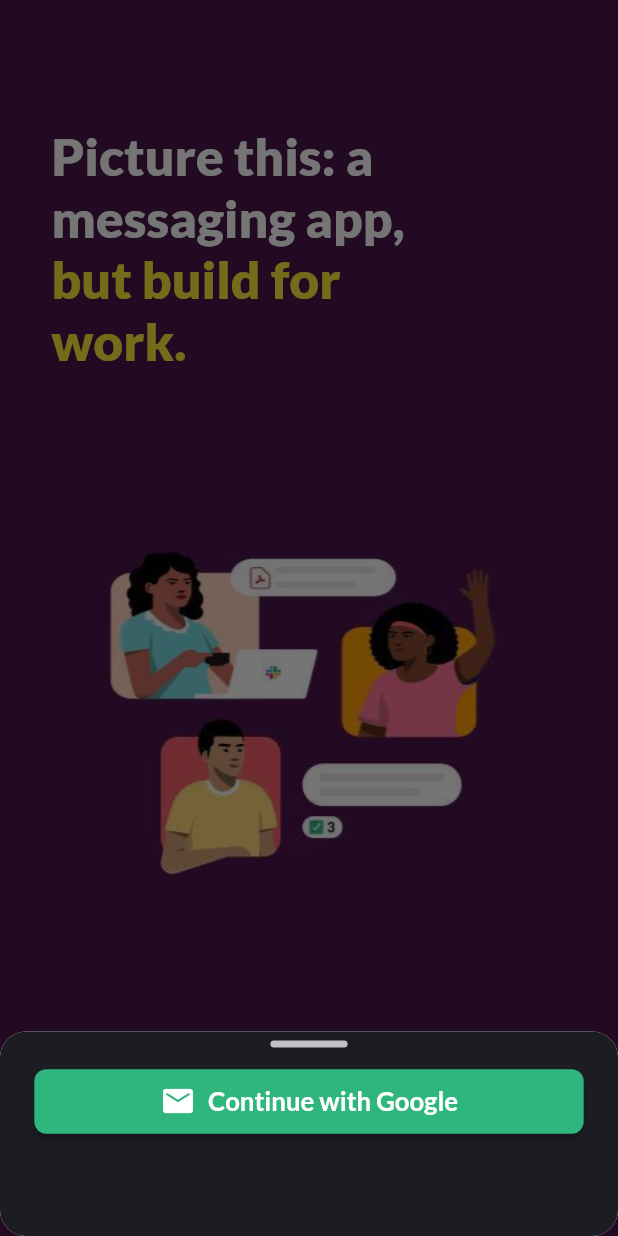
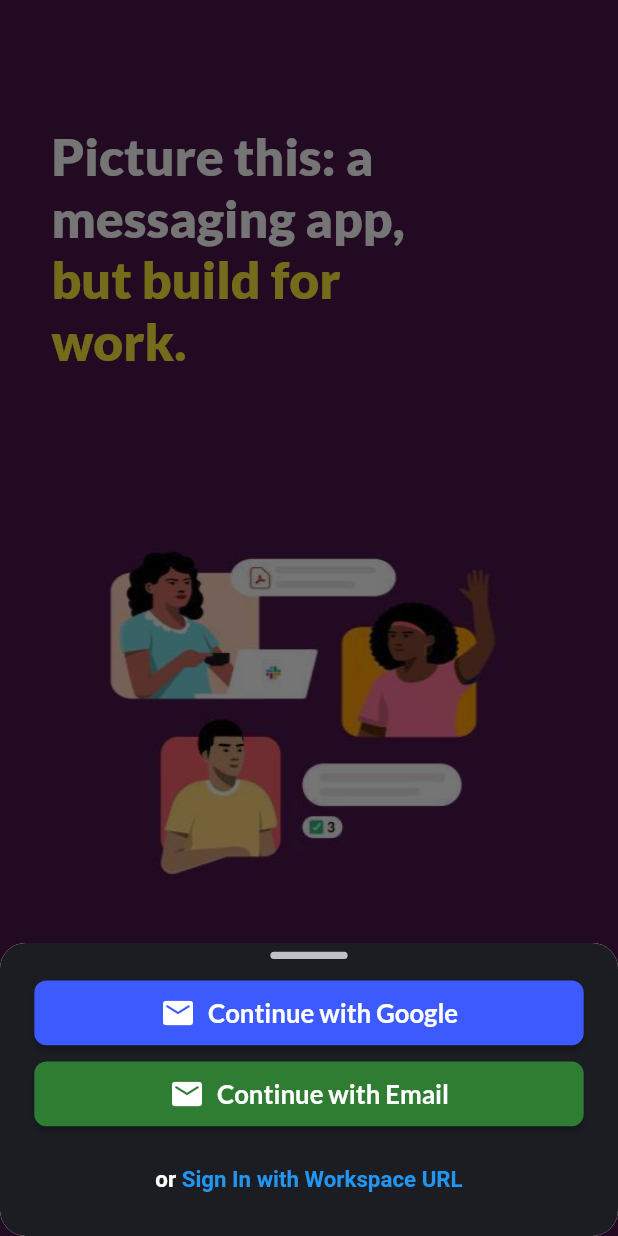
Before and after one commit to ArbazShaikh077/slack, a Flutter app: the screen it shows after launch, after a tap on "Sign in", on a phone screen of 412 x 824 dp. Run offline on Flutter 3.47's test engine with Material 2 defaults, Android fonts, the phone set to English and light mode, and no system bars; drawn by our look-alikes of flutter_animate; our stand-ins replace equatable, flutter_bloc, flutter_screenutil.

Commit message:
Modified sign in bottom sheet

```diff
--- a/lib/core/theme/color_const.dart
+++ b/lib/core/theme/color_const.dart
@@ -5,5 +5,5 @@ class ColorConst {
   static const Color kBlack = Color.fromRGBO(27, 29, 35, 1.0);
   static const Color kWhite = Color.fromRGBO(191, 193, 196, 1.0);
   static const Color kBlue = Color.fromRGBO(93, 133, 231, 1.0);
-  static const Color kGrren = Color(0xff2EB67D);
+  static const Color kGreen = Color(0xff2EB67D);
 }
--- a/lib/features/onboarding/presentation/widgets/sign_in_bottom_sheet.dart
+++ b/lib/features/onboarding/presentation/widgets/sign_in_bottom_sheet.dart
@@ -37,7 +37,7 @@ class SignInBottomSheet extends StatelessWidget {
                         borderRadius: BorderRadius.circular(7.r))),
                     overlayColor: MaterialStateProperty.all(Colors.white10),
                     backgroundColor:
-                        MaterialStateProperty.all(ColorConst.kGrren)),
+                        MaterialStateProperty.all(Colors.indigoAccent[400])),
                 label: Text(
                   "Continue with Google",
                   style: TextStyle(
@@ -47,7 +47,52 @@ class SignInBottomSheet extends StatelessWidget {
                 )),
           ),
           SizedBox(
-            height: 50.h,
+            height: 5.h,
+          ),
+          SizedBox(
+            width: double.infinity,
+            child: ElevatedButton.icon(
+                icon: Icon(Icons.email_rounded),
+                onPressed: () {},
+                style: ButtonStyle(
+                    padding: MaterialStateProperty.all(
+                        EdgeInsets.symmetric(vertical: 8.h)),
+                    shape: MaterialStateProperty.all(RoundedRectangleBorder(
+                        borderRadius: BorderRadius.circular(7.r))),
+                    overlayColor: MaterialStateProperty.all(Colors.white10),
+                    backgroundColor:
+                        MaterialStateProperty.all(Colors.green[800])),
+                label: Text(
+                  "Continue with Email",
+                  style: TextStyle(
+                      color: Colors.white,
+                      fontWeight: FontWeight.bold,
+                      fontSize: 15.sp),
+                )),
+          ),
+          SizedBox(
+            height: 20.h,
+          ),
+          RichText(
+              text: TextSpan(children: [
+            TextSpan(
+                text: 'or ',
+                style: TextStyle(
+                  color: Colors.white,
+                  fontSize: 13.sp,
+                  fontWeight: FontWeight.bold,
+                )),
+            TextSpan(
+              text: 'Sign In with Workspace URL',
+              style: TextStyle(
+                color: Colors.blue,
+                fontSize: 13.sp,
+                fontWeight: FontWeight.bold,
+              ),
+            )
+          ])),
+          SizedBox(
+            height: 20.h,
           )
         ],
       ),
```
